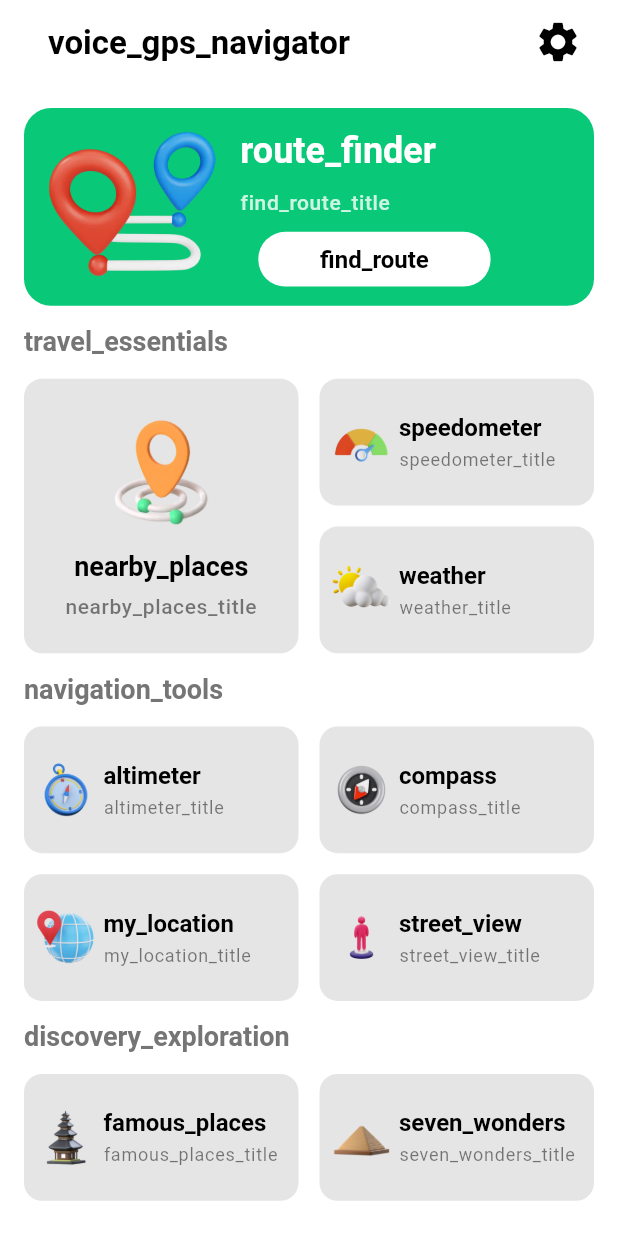
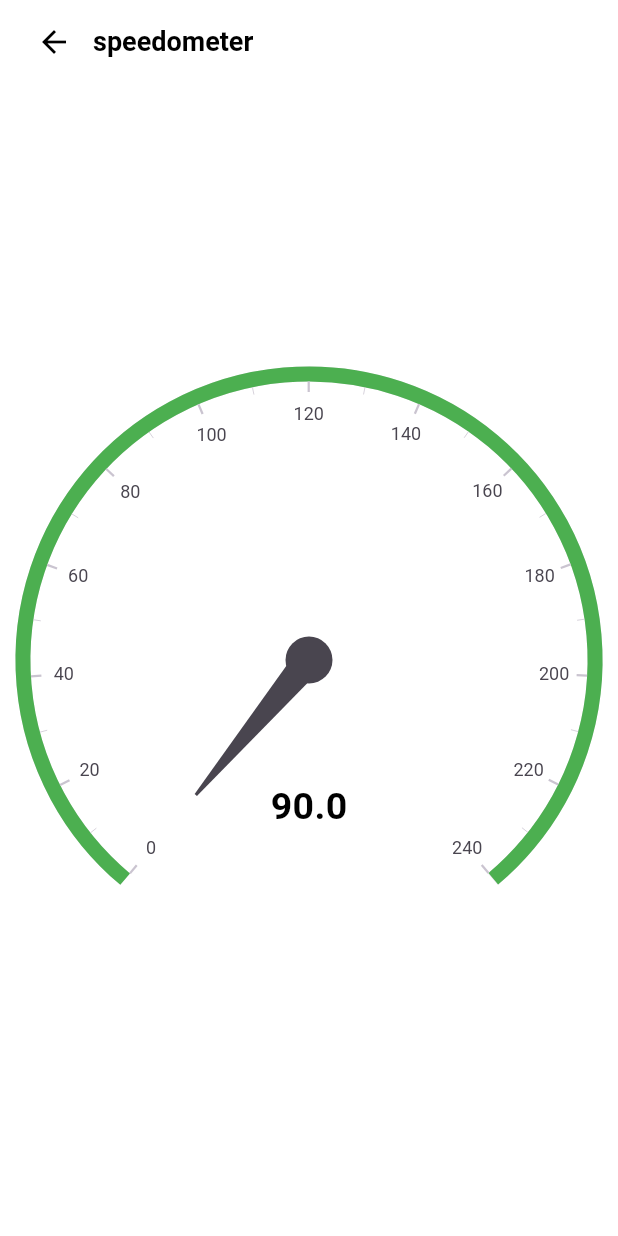
Before and after one commit to abdurrahman160903/voice_navigation, a Flutter app: the HomePage screen opened by its route, after a tap on "speedometer", on a phone screen of 412 x 824 dp. Run offline on Flutter 3.47's test engine with Material 3 defaults, Android fonts, the light colour scheme and no system bars; drawn by our look-alikes of syncfusion_flutter_gauges; our stand-ins replace get, smooth_page_indicator; missing offline and left inert: mapbox_maps_flutter.

Commit message:
new update

```diff
--- a/lib/localization/app_localization.dart
+++ b/lib/localization/app_localization.dart
@@ -36,6 +36,11 @@ class AppTranslations extends Translations {
           'my_location_title': 'Find Your Way.',
           'street_view': 'Street View',
           'street_view_title': 'Explore the \nStreets.',
+          'real_time_tools': 'Real Time Tools',
+          'live_traffic': 'Live Traffic',
+          'live_traffic_title': 'Avoid Traffic \nJams.',
+          'world_clock': 'World Clock',
+          'world_clock_title': 'Stay on Time.',
           'discovery_exploration': 'Discovery & Exploration',
           'famous_places': 'Famous Places',
           'famous_places_title': 'Famous Sites \nAwait.',
@@ -75,7 +80,7 @@ class AppTranslations extends Translations {
           'electrician': 'Electrician',
           'electronic_store': 'Electronic Store',
           'embassy': 'Embassy',
-          'furtniture_store': 'Furniture Store',
+          'furniture_store': 'Furniture Store',
           'gas_station': 'Gas Station',
           'gym': 'Gym',
           'hardware_store': 'Hardware Store',
@@ -105,6 +110,7 @@ class AppTranslations extends Translations {
           'taxi_stand': 'Taxi Stand',
           'travel_agency': 'Travel Agency',
           'zoo': 'Zoo',
+          'where_to': 'Where to?',
         },
         // Arabic translations
         'ar_SA': {
@@ -178,7 +184,7 @@ class AppTranslations extends Translations {
           'electrician': 'كهربائي',
           'electronic_store': 'متجر إلكترونيات',
           'embassy': 'سفارة',
-          'furtniture_store': 'متجر الأثاث',
+          'furniture_store': 'متجر الأثاث',
           'gas_station': 'محطة وقود',
           'gym': 'نادي رياضي',
           'hardware_store': 'محل الأدوات',
@@ -208,6 +214,7 @@ class AppTranslations extends Translations {
           'taxi_stand': 'محطة سيارات أجرة',
           'travel_agency': 'وكالة سفر',
           'zoo': 'حديقة حيوان',
+          'where_to': 'إلى أين؟',
         },
         // German translations
         'de_DE': {
--- a/lib/screens/home_page/home_page.dart
+++ b/lib/screens/home_page/home_page.dart
@@ -38,7 +38,7 @@ class HomePage extends StatelessWidget {
             children: [
               /// Route Finder Widget
               RouteFinderWidget(
-                onTap: () {},
+                onTap: () => Get.toNamed('/routeFinder'),
                 image: AssetImage(NImages.routeFinder),
                 title: 'route_finder'.tr,
                 subTitle: 'find_route_title'.tr,
@@ -73,7 +73,7 @@ class HomePage extends StatelessWidget {
                       title: 'speedometer'.tr,
                       subtitle: 'speedometer_title'.tr,
                       imagePath: NImages.speedometer,
-                      onTap: () {},
+                      onTap: () => Get.toNamed('/speedometer'),
                     ),
                   ),
                   StaggeredGridTile.count(
@@ -139,6 +139,36 @@ class HomePage extends StatelessWidget {
                 ],
               ),
               SizedBox(height: DeviceUtils.screenHeight() * 0.015),
+              SectionHeading(title: 'real_time_tools'.tr),
+              SizedBox(height: DeviceUtils.screenHeight() * 0.015),
+              StaggeredGrid.count(
+                crossAxisCount: 2,
+                mainAxisSpacing: 14,
+                crossAxisSpacing: 14,
+                children: [
+                  StaggeredGridTile.count(
+                    crossAxisCellCount: 1,
+                    mainAxisCellCount: 0.5,
+                    child: RowCard(
+                      title: 'live_traffic'.tr,
+                      subtitle: 'live_traffic_title'.tr,
+                      imagePath: NImages.liveTraffic,
+                      onTap: () {},
+                    ),
+                  ),
+                  StaggeredGridTile.count(
+                    crossAxisCellCount: 1,
+                    mainAxisCellCount: 0.5,
+                    child: RowCard(
+                      title: 'world_clock'.tr,
+                      subtitle: 'world_clock_title'.tr,
+                      imagePath: NImages.worldClock,
+                      onTap: () {},
+                    ),
+                  ),
+                ],
+              ),
+              SizedBox(height: DeviceUtils.screenHeight() * 0.015),
               SectionHeading(title: 'discovery_exploration'.tr),
               SizedBox(height: DeviceUtils.screenHeight() * 0.015),
               StaggeredGrid.count(
--- /dev/null
+++ b/lib/screens/route_finder/router_finder_page.dart
@@ -0,0 +1 @@
+import 'package:flutter/material.dart';
--- /dev/null
+++ b/lib/screens/speedometer_page/speedometer_page.dart
@@ -0,0 +1,39 @@
+import 'package:flutter/material.dart';
+import 'package:get/get.dart';
+import 'package:syncfusion_flutter_gauges/gauges.dart';
+import 'package:voice_navigation/common_widgets/app_bar_widget.dart';
+
+class SpeedometerPage extends StatelessWidget {
+  const SpeedometerPage({super.key});
+
+  @override
+  Widget build(BuildContext context) {
+    return Scaffold(
+      appBar: AppBarWidget(
+        text: Text(
+          'speedometer'.tr,
+          style: Theme.of(context).textTheme.headlineSmall,
+        ),
+      ),
+      body: Center(
+          child: Container(
+              child: SfRadialGauge(axes: <RadialAxis>[
+        RadialAxis(minimum: 0, maximum: 240.1, ranges: <GaugeRange>[
+          GaugeRange(startValue: 0, endValue: 240, color: Colors.green),
+          // GaugeRange(startValue: 50, endValue: 100, color: Colors.orange),
+          // GaugeRange(startValue: 100, endValue: 150, color: Colors.red)
+        ], pointers: <GaugePointer>[
+          NeedlePointer(value: 0),
+        ], annotations: <GaugeAnnotation>[
+          GaugeAnnotation(
+              widget: Container(
+                  child: Text('90.0',
+                      style: TextStyle(
+                          fontSize: 25, fontWeight: FontWeight.bold))),
+              angle: 90,
+              positionFactor: 0.5)
+        ])
+      ]))),
+    );
+  }
+}
--- a/lib/utils/constants/images.dart
+++ b/lib/utils/constants/images.dart
@@ -12,6 +12,8 @@ class NImages {
       'assets/images/main_page/famous_places.png';
   static const String sevenWonders =
       'assets/images/main_page/seven_wonders.png';
+  static const String liveTraffic = 'assets/images/main_page/live_traffic.png';
+  static const String worldClock = 'assets/images/main_page/world_clock.png';
 
   /// Near By Places Images
   static const String airport = 'assets/images/nearby_places/airport.png';
--- a/lib/utils/routes.dart
+++ b/lib/utils/routes.dart
@@ -5,7 +5,9 @@ import 'package:voice_navigation/screens/language_selection/language_page.dart';
 import '../screens/home_page/home_page.dart';
 import '../screens/nearby_places_page/nearby_places_page.dart';
 import '../screens/onboarding/onboarding.dart';
+import '../screens/route_finder_map/route_finder_map.dart';
 import '../screens/settings/settings_page.dart';
+import '../screens/speedometer_page/speedometer_page.dart';
 
 class Routes {
   static final route = [
@@ -31,5 +33,13 @@ class Routes {
       name: '/nearbyPlaces',
       page: () => const NearbyPlacesPage(),
     ),
+    GetPage(
+      name: '/routeFinder',
+      page: () => const RouteFinderMap(),
+    ),
+    GetPage(
+      name: '/speedometer',
+      page: () => const SpeedometerPage(),
+    ),
   ];
 }
--- a/pubspec.yaml
+++ b/pubspec.yaml
@@ -41,6 +41,9 @@ dependencies:
   get_storage: ^2.1.1
   path_provider: ^2.1.5
   flutter_staggered_grid_view: ^0.7.0
+  google_maps_flutter: ^2.10.0
+  syncfusion_flutter_gauges: ^27.2.5
+  mapbox_maps_flutter: ^2.4.1
 
 dev_dependencies:
   flutter_test:
```
Also changed, not shown: lib/main.dart (+13 -4 lines), lib/screens/route_finder_map/route_finder_map.dart (added, +68 -0 lines), assets/images/main_page/live_traffic.png (added), assets/images/main_page/world_clock.png (added), pubspec.lock, 6 other files.
